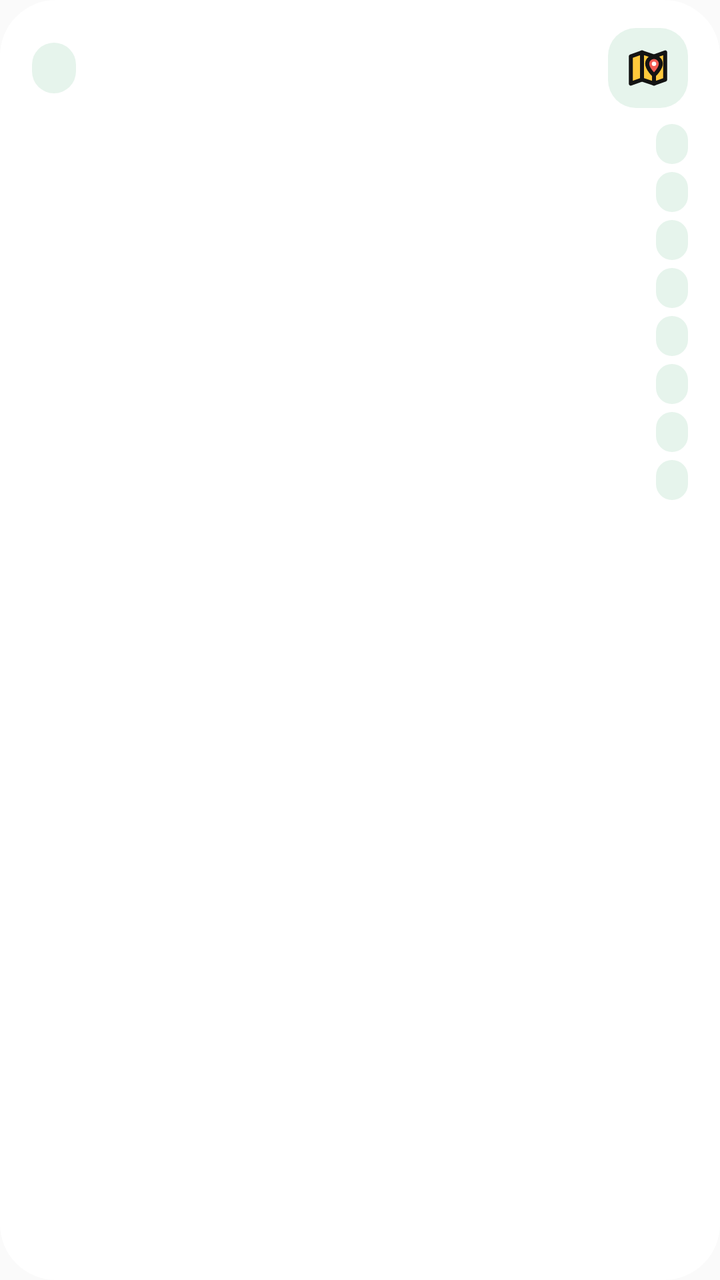
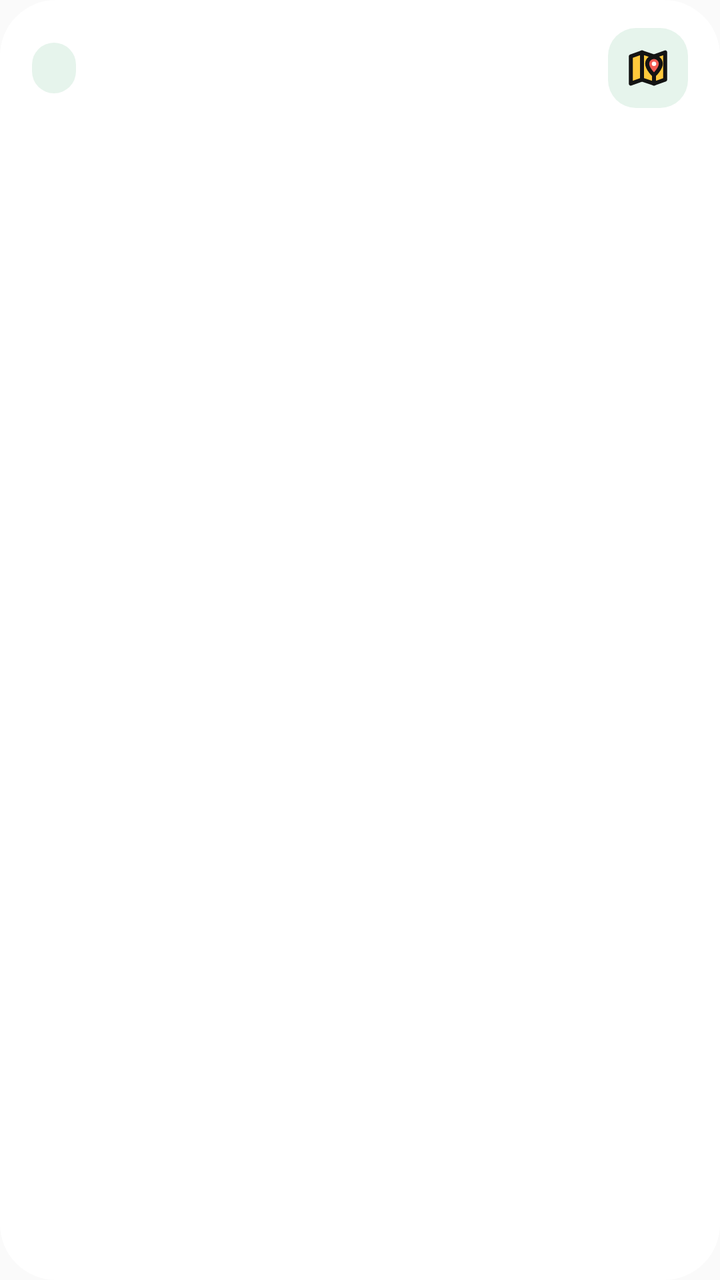

Before-and-after screenshots of an Android layout around one commit, followed by the original layout XML and the change that was made.
<!-- AndroidManifest.xml: application theme AppTheme -->
<!-- res/layout/widget_plan_light.xml -->
<?xml version="1.0" encoding="utf-8"?>
<LinearLayout
    xmlns:android="http://schemas.android.com/apk/res/android"
    android:id="@+id/root"
    android:layout_width="match_parent"
    android:layout_height="match_parent"
    android:background="@drawable/widget_bg_light"
    android:layoutDirection="rtl"
    android:orientation="vertical"
    android:paddingStart="16dp"
    android:paddingEnd="16dp"
    android:paddingTop="14dp"
    android:paddingBottom="14dp">
    <LinearLayout
        android:id="@+id/header"
        android:layout_width="match_parent"
        android:layout_height="wrap_content"
        android:orientation="horizontal"
        android:gravity="center_vertical">
        <FrameLayout
            android:id="@+id/icon_tile"
            android:layout_width="40dp"
            android:layout_height="40dp"
            android:background="@drawable/widget_soft_light">
            <ImageView
                android:id="@+id/icon"
                android:layout_width="24dp"
                android:layout_height="24dp"
                android:src="@drawable/ic_ws_map_light"
                android:importantForAccessibility="no"
                android:layout_gravity="center" />
        </FrameLayout>
        <LinearLayout
            android:layout_width="0dp"
            android:layout_height="wrap_content"
            android:orientation="vertical"
            android:layout_weight="1"
            android:layout_marginStart="10dp">
            <TextView
                android:id="@+id/title"
                android:layout_width="match_parent"
                android:layout_height="wrap_content"
                style="@style/WBold.Title"
                android:textColor="@color/w_text_light" />
            <TextView
                android:id="@+id/subtitle"
                android:layout_width="match_parent"
                android:layout_height="wrap_content"
                style="@style/WText.Muted"
                android:layout_marginTop="3dp"
                android:textColor="@color/w_muted_light" />
        </LinearLayout>
        <TextView
            android:id="@+id/chip"
            android:layout_width="wrap_content"
            android:layout_height="wrap_content"
            style="@style/WBold.Chip"
            android:layout_marginStart="8dp"
            android:textColor="@color/w_accent_light"
            android:background="@drawable/widget_chip_light" />
    </LinearLayout>
    <LinearLayout
        android:id="@+id/list"
        android:layout_width="match_parent"
        android:layout_height="0dp"
        android:orientation="vertical"
        android:layout_weight="1"
        android:layout_marginTop="4dp">
        <LinearLayout
            android:id="@+id/plan_row_1"
            android:layout_width="match_parent"
            android:layout_height="wrap_content"
            android:layout_marginTop="4dp"
            android:gravity="center_vertical"
            android:orientation="horizontal">
            <TextView
                android:id="@+id/plan_time_1"
                android:layout_width="wrap_content"
                android:layout_height="wrap_content"
                style="@style/WBold.Pill"
                android:textColor="@color/w_accent_light"
                android:background="@drawable/widget_chip_light" />
            <ImageView
                android:id="@+id/plan_ring_1"
                android:layout_width="14dp"
                android:layout_height="14dp"
                android:src="@drawable/widget_dot_light"
                android:importantForAccessibility="no"
                android:layout_marginStart="3dp"
                android:layout_marginEnd="3dp"
                android:visibility="gone" />
            <TextView
                android:id="@+id/plan_title_1"
                android:layout_width="0dp"
                android:layout_height="wrap_content"
                style="@style/WText"
                android:layout_weight="1"
                android:layout_marginStart="8dp"
                android:textColor="@color/w_text_light" />
        </LinearLayout>
        <LinearLayout
            android:id="@+id/plan_row_2"
            android:layout_width="match_parent"
            android:layout_height="wrap_content"
            android:layout_marginTop="4dp"
            android:gravity="center_vertical"
            android:orientation="horizontal">
            <TextView
                android:id="@+id/plan_time_2"
                android:layout_width="wrap_content"
                android:layout_height="wrap_content"
                style="@style/WBold.Pill"
                android:textColor="@color/w_accent_light"
                android:background="@drawable/widget_chip_light" />
            <ImageView
                android:id="@+id/plan_ring_2"
                android:layout_width="14dp"
                android:layout_height="14dp"
                android:src="@drawable/widget_dot_light"
                android:importantForAccessibility="no"
                android:layout_marginStart="3dp"
                android:layout_marginEnd="3dp"
                android:visibility="gone" />
            <TextView
                android:id="@+id/plan_title_2"
                android:layout_width="0dp"
                android:layout_height="wrap_content"
                style="@style/WText"
                android:layout_weight="1"
                android:layout_marginStart="8dp"
                android:textColor="@color/w_text_light" />
        </LinearLayout>
        <LinearLayout
            android:id="@+id/plan_row_3"
            android:layout_width="match_parent"
            android:layout_height="wrap_content"
            android:layout_marginTop="4dp"
            android:gravity="center_vertical"
            android:orientation="horizontal">
            <TextView
                android:id="@+id/plan_time_3"
                android:layout_width="wrap_content"
                android:layout_height="wrap_content"
                style="@style/WBold.Pill"
                android:textColor="@color/w_accent_light"
                android:background="@drawable/widget_chip_light" />
            <ImageView
                android:id="@+id/plan_ring_3"
                android:layout_width="14dp"
                android:layout_height="14dp"
                android:src="@drawable/widget_dot_light"
                android:importantForAccessibility="no"
                android:layout_marginStart="3dp"
                android:layout_marginEnd="3dp"
                android:visibility="gone" />
            <TextView
                android:id="@+id/plan_title_3"
                android:layout_width="0dp"
                android:layout_height="wrap_content"
                style="@style/WText"
                android:layout_weight="1"
                android:layout_marginStart="8dp"
                android:textColor="@color/w_text_light" />
        </LinearLayout>
        <LinearLayout
            android:id="@+id/plan_row_4"
            android:layout_width="match_parent"
            android:layout_height="wrap_content"
            android:layout_marginTop="4dp"
            android:gravity="center_vertical"
            android:orientation="horizontal">
            <TextView
                android:id="@+id/plan_time_4"
                android:layout_width="wrap_content"
                android:layout_height="wrap_content"
                style="@style/WBold.Pill"
                android:textColor="@color/w_accent_light"
                android:background="@drawable/widget_chip_light" />
            <ImageView
                android:id="@+id/plan_ring_4"
                android:layout_width="14dp"
                android:layout_height="14dp"
                android:src="@drawable/widget_dot_light"
                android:importantForAccessibility="no"
                android:layout_marginStart="3dp"
                android:layout_marginEnd="3dp"
                android:visibility="gone" />
            <TextView
                android:id="@+id/plan_title_4"
                android:layout_width="0dp"
                android:layout_height="wrap_content"
                style="@style/WText"
                android:layout_weight="1"
                android:layout_marginStart="8dp"
                android:textColor="@color/w_text_light" />
        </LinearLayout>
        <LinearLayout
            android:id="@+id/plan_row_5"
            android:layout_width="match_parent"
            android:layout_height="wrap_content"
            android:layout_marginTop="4dp"
            android:gravity="center_vertical"
            android:orientation="horizontal">
            <TextView
                android:id="@+id/plan_time_5"
                android:layout_width="wrap_content"
                android:layout_height="wrap_content"
                style="@style/WBold.Pill"
                android:textColor="@color/w_accent_light"
                android:background="@drawable/widget_chip_light" />
            <ImageView
                android:id="@+id/plan_ring_5"
                android:layout_width="14dp"
                android:layout_height="14dp"
                android:src="@drawable/widget_dot_light"
                android:importantForAccessibility="no"
                android:layout_marginStart="3dp"
                android:layout_marginEnd="3dp"
                android:visibility="gone" />
            <TextView
                android:id="@+id/plan_title_5"
                android:layout_width="0dp"
                android:layout_height="wrap_content"
                style="@style/WText"
                android:layout_weight="1"
                android:layout_marginStart="8dp"
                android:textColor="@color/w_text_light" />
        </LinearLayout>
        <LinearLayout
            android:id="@+id/plan_row_6"
            android:layout_width="match_parent"
            android:layout_height="wrap_content"
            android:layout_marginTop="4dp"
            android:gravity="center_vertical"
            android:orientation="horizontal">
            <TextView
                android:id="@+id/plan_time_6"
                android:layout_width="wrap_content"
                android:layout_height="wrap_content"
                style="@style/WBold.Pill"
                android:textColor="@color/w_accent_light"
                android:background="@drawable/widget_chip_light" />
            <ImageView
                android:id="@+id/plan_ring_6"
                android:layout_width="14dp"
                android:layout_height="14dp"
                android:src="@drawable/widget_dot_light"
                android:importantForAccessibility="no"
                android:layout_marginStart="3dp"
                android:layout_marginEnd="3dp"
                android:visibility="gone" />
            <TextView
                android:id="@+id/plan_title_6"
                android:layout_width="0dp"
                android:layout_height="wrap_content"
                style="@style/WText"
                android:layout_weight="1"
                android:layout_marginStart="8dp"
                android:textColor="@color/w_text_light" />
        </LinearLayout>
        <LinearLayout
            android:id="@+id/plan_row_7"
            android:layout_width="match_parent"
            android:layout_height="wrap_content"
            android:layout_marginTop="4dp"
            android:gravity="center_vertical"
            android:orientation="horizontal">
            <TextView
                android:id="@+id/plan_time_7"
                android:layout_width="wrap_content"
                android:layout_height="wrap_content"
                style="@style/WBold.Pill"
                android:textColor="@color/w_accent_light"
                android:background="@drawable/widget_chip_light" />
            <ImageView
                android:id="@+id/plan_ring_7"
                android:layout_width="14dp"
                android:layout_height="14dp"
                android:src="@drawable/widget_dot_light"
                android:importantForAccessibility="no"
                android:layout_marginStart="3dp"
                android:layout_marginEnd="3dp"
                android:visibility="gone" />
            <TextView
                android:id="@+id/plan_title_7"
                android:layout_width="0dp"
                android:layout_height="wrap_content"
                style="@style/WText"
                android:layout_weight="1"
                android:layout_marginStart="8dp"
                android:textColor="@color/w_text_light" />
        </LinearLayout>
        <LinearLayout
            android:id="@+id/plan_row_8"
            android:layout_width="match_parent"
            android:layout_height="wrap_content"
            android:layout_marginTop="4dp"
            android:gravity="center_vertical"
            android:orientation="horizontal">
            <TextView
                android:id="@+id/plan_time_8"
                android:layout_width="wrap_content"
                android:layout_height="wrap_content"
                style="@style/WBold.Pill"
                android:textColor="@color/w_accent_light"
                android:background="@drawable/widget_chip_light" />
            <ImageView
                android:id="@+id/plan_ring_8"
                android:layout_width="14dp"
                android:layout_height="14dp"
                android:src="@drawable/widget_dot_light"
                android:importantForAccessibility="no"
                android:layout_marginStart="3dp"
                android:layout_marginEnd="3dp"
                android:visibility="gone" />
            <TextView
                android:id="@+id/plan_title_8"
                android:layout_width="0dp"
                android:layout_height="wrap_content"
                style="@style/WText"
                android:layout_weight="1"
                android:layout_marginStart="8dp"
                android:textColor="@color/w_text_light" />
        </LinearLayout>
        <TextView
            android:id="@+id/plan_more"
            android:layout_width="match_parent"
            android:layout_height="wrap_content"
            style="@style/WText.Muted"
            android:layout_marginTop="8dp"
            android:visibility="gone"
            android:textColor="@color/w_muted_light" />
    </LinearLayout>
</LinearLayout>
<!-- resources referenced by this layout -->
<resources>
  <color name="w_accent_light">#16874A</color>
  <color name="w_muted_light">#5F5F66</color>
  <color name="w_text_light">#141414</color>
  <!-- drawable widget_bg_light (drawable) -->
  <?xml version="1.0" encoding="utf-8"?>
  <shape xmlns:android="http://schemas.android.com/apk/res/android" android:shape="rectangle">
      <solid android:color="@color/w_bg_light" />
      <corners android:radius="28dp" />
  </shape>
  <!-- drawable widget_chip_light (drawable) -->
  <?xml version="1.0" encoding="utf-8"?>
  <shape xmlns:android="http://schemas.android.com/apk/res/android" android:shape="rectangle">
      <solid android:color="@color/w_soft_light" />
      <corners android:radius="999dp" />
  </shape>
  <!-- drawable widget_dot_light (drawable) -->
  <?xml version="1.0" encoding="utf-8"?>
  <shape xmlns:android="http://schemas.android.com/apk/res/android" android:shape="oval">
      <stroke android:width="2dp" android:color="@color/w_dot_light" />
      <size android:width="16dp" android:height="16dp" />
  </shape>
  <!-- drawable widget_soft_light (drawable) -->
  <?xml version="1.0" encoding="utf-8"?>
  <shape xmlns:android="http://schemas.android.com/apk/res/android" android:shape="rectangle">
      <solid android:color="@color/w_soft_light" />
      <corners android:radius="14dp" />
  </shape>
  <style name="WBold.Chip">
          <item name="android:textColor">@color/w_accent</item>
          <item name="android:textSize">13sp</item>
          <item name="android:background">@drawable/widget_chip</item>
          <item name="android:paddingStart">11dp</item>
          <item name="android:paddingEnd">11dp</item>
          <item name="android:paddingTop">5dp</item>
          <item name="android:paddingBottom">5dp</item>
      </style>
  <style name="WBold.Pill">
          <item name="android:textColor">@color/w_accent</item>
          <item name="android:textSize">12sp</item>
          <item name="android:background">@drawable/widget_chip</item>
          <item name="android:paddingStart">8dp</item>
          <item name="android:paddingEnd">8dp</item>
          <item name="android:paddingTop">3dp</item>
          <item name="android:paddingBottom">3dp</item>
      </style>
  <style name="WBold.Title">
          <item name="android:textSize">18sp</item>
      </style>
  <style name="WText" parent="WFontSemi">
          <item name="android:textColor">@color/w_text</item>
          <item name="android:textSize">15sp</item>
          <item name="android:maxLines">1</item>
          <item name="android:ellipsize">end</item>
          <item name="android:textAlignment">viewStart</item>
          <item name="android:includeFontPadding">false</item>
      </style>
  <style name="WText.Muted">
          <item name="android:textColor">@color/w_muted</item>
          <item name="android:textSize">13sp</item>
      </style>
  <style name="AppTheme" parent="Theme.AppCompat.Light.DarkActionBar">
          
          <item name="colorPrimary">@color/colorPrimary</item>
          <item name="colorPrimaryDark">@color/colorPrimaryDark</item>
          <item name="colorAccent">@color/colorAccent</item>
      </style>
  <color name="w_ink_light">#141414</color>
  <color name="w_bg_light">#FFFFFF</color>
  <color name="w_soft_light">#E6F4EC</color>
  <color name="w_dot_light">#A1A1AA</color>
  <color name="w_accent">#16874A</color>
  <!-- drawable widget_chip (drawable) -->
  <?xml version="1.0" encoding="utf-8"?>
  <shape xmlns:android="http://schemas.android.com/apk/res/android" android:shape="rectangle">
      <solid android:color="@color/w_soft" />
      <corners android:radius="999dp" />
  </shape>
  <style name="WFontSemi">
          <item name="android:fontFamily">sans-serif-medium</item>
      </style>
  <color name="w_text">#141414</color>
  <color name="w_muted">#5F5F66</color>
  <color name="w_soft">#E6F4EC</color>
  <!-- unchanged entries left out for length: 1 -->
</resources>

<!-- the commit's change to res/layout/widget_plan_light.xml (unified diff, before → after) -->
@@ -59,276 +59,27 @@
             android:textColor="@color/w_accent_light"
             android:background="@drawable/widget_chip_light" />
     </LinearLayout>
-    <LinearLayout
-        android:id="@+id/list"
+    <FrameLayout
         android:layout_width="match_parent"
         android:layout_height="0dp"
-        android:orientation="vertical"
         android:layout_weight="1"
-        android:layout_marginTop="4dp">
-        <LinearLayout
-            android:id="@+id/plan_row_1"
+        android:layout_marginTop="6dp">
+        <ListView
+            android:id="@+id/list"
             android:layout_width="match_parent"
-            android:layout_height="wrap_content"
-            android:layout_marginTop="4dp"
-            android:gravity="center_vertical"
-            android:orientation="horizontal">
-            <TextView
-                android:id="@+id/plan_time_1"
-                android:layout_width="wrap_content"
-                android:layout_height="wrap_content"
-                style="@style/WBold.Pill"
-                android:textColor="@color/w_accent_light"
-                android:background="@drawable/widget_chip_light" />
-            <ImageView
-                android:id="@+id/plan_ring_1"
-                android:layout_width="14dp"
-                android:layout_height="14dp"
-                android:src="@drawable/widget_dot_light"
-                android:importantForAccessibility="no"
-                android:layout_marginStart="3dp"
-                android:layout_marginEnd="3dp"
-                android:visibility="gone" />
-            <TextView
-                android:id="@+id/plan_title_1"
-                android:layout_width="0dp"
-                android:layout_height="wrap_content"
-                style="@style/WText"
-                android:layout_weight="1"
-                android:layout_marginStart="8dp"
-                android:textColor="@color/w_text_light" />
-        </LinearLayout>
-        <LinearLayout
-            android:id="@+id/plan_row_2"
+            android:layout_height="match_parent"
+            android:divider="@null"
+            android:dividerHeight="0dp"
+            android:scrollbars="none"
+            android:listSelector="@android:color/transparent" />
+        <TextView
+            android:id="@+id/empty"
             android:layout_width="match_parent"
-            android:layout_height="wrap_content"
-            android:layout_marginTop="4dp"
-            android:gravity="center_vertical"
-            android:orientation="horizontal">
-            <TextView
-                android:id="@+id/plan_time_2"
-                android:layout_width="wrap_content"
-                android:layout_height="wrap_content"
-                style="@style/WBold.Pill"
-                android:textColor="@color/w_accent_light"
-                android:background="@drawable/widget_chip_light" />
-            <ImageView
-                android:id="@+id/plan_ring_2"
-                android:layout_width="14dp"
-                android:layout_height="14dp"
-                android:src="@drawable/widget_dot_light"
-                android:importantForAccessibility="no"
-                android:layout_marginStart="3dp"
-                android:layout_marginEnd="3dp"
-                android:visibility="gone" />
-            <TextView
-                android:id="@+id/plan_title_2"
-                android:layout_width="0dp"
-                android:layout_height="wrap_content"
-                style="@style/WText"
-                android:layout_weight="1"
-                android:layout_marginStart="8dp"
-                android:textColor="@color/w_text_light" />
-        </LinearLayout>
-        <LinearLayout
-            android:id="@+id/plan_row_3"
-            android:layout_width="match_parent"
-            android:layout_height="wrap_content"
-            android:layout_marginTop="4dp"
-            android:gravity="center_vertical"
-            android:orientation="horizontal">
-            <TextView
-                android:id="@+id/plan_time_3"
-                android:layout_width="wrap_content"
-                android:layout_height="wrap_content"
-                style="@style/WBold.Pill"
-                android:textColor="@color/w_accent_light"
-                android:background="@drawable/widget_chip_light" />
-            <ImageView
-                android:id="@+id/plan_ring_3"
-                android:layout_width="14dp"
-                android:layout_height="14dp"
-                android:src="@drawable/widget_dot_light"
-                android:importantForAccessibility="no"
-                android:layout_marginStart="3dp"
-                android:layout_marginEnd="3dp"
-                android:visibility="gone" />
-            <TextView
-                android:id="@+id/plan_title_3"
-                android:layout_width="0dp"
-                android:layout_height="wrap_content"
-                style="@style/WText"
-                android:layout_weight="1"
-                android:layout_marginStart="8dp"
-                android:textColor="@color/w_text_light" />
-        </LinearLayout>
-        <LinearLayout
-            android:id="@+id/plan_row_4"
-            android:layout_width="match_parent"
-            android:layout_height="wrap_content"
-            android:layout_marginTop="4dp"
-            android:gravity="center_vertical"
-            android:orientation="horizontal">
-            <TextView
-                android:id="@+id/plan_time_4"
-                android:layout_width="wrap_content"
-                android:layout_height="wrap_content"
-                style="@style/WBold.Pill"
-                android:textColor="@color/w_accent_light"
-                android:background="@drawable/widget_chip_light" />
-            <ImageView
-                android:id="@+id/plan_ring_4"
-                android:layout_width="14dp"
-                android:layout_height="14dp"
-                android:src="@drawable/widget_dot_light"
-                android:importantForAccessibility="no"
-                android:layout_marginStart="3dp"
-                android:layout_marginEnd="3dp"
-                android:visibility="gone" />
-            <TextView
-                android:id="@+id/plan_title_4"
-                android:layout_width="0dp"
-                android:layout_height="wrap_content"
-                style="@style/WText"
-                android:layout_weight="1"
-                android:layout_marginStart="8dp"
-                android:textColor="@color/w_text_light" />
-        </LinearLayout>
-        <LinearLayout
-            android:id="@+id/plan_row_5"
-            android:layout_width="match_parent"
-            android:layout_height="wrap_content"
-            android:layout_marginTop="4dp"
-            android:gravity="center_vertical"
-            android:orientation="horizontal">
-            <TextView
-                android:id="@+id/plan_time_5"
-                android:layout_width="wrap_content"
-                android:layout_height="wrap_content"
-                style="@style/WBold.Pill"
-                android:textColor="@color/w_accent_light"
-                android:background="@drawable/widget_chip_light" />
-            <ImageView
-                android:id="@+id/plan_ring_5"
-                android:layout_width="14dp"
-                android:layout_height="14dp"
-                android:src="@drawable/widget_dot_light"
-                android:importantForAccessibility="no"
-                android:layout_marginStart="3dp"
-                android:layout_marginEnd="3dp"
-                android:visibility="gone" />
-            <TextView
-                android:id="@+id/plan_title_5"
-                android:layout_width="0dp"
-                android:layout_height="wrap_content"
-                style="@style/WText"
-                android:layout_weight="1"
-                android:layout_marginStart="8dp"
-                android:textColor="@color/w_text_light" />
-        </LinearLayout>
-        <LinearLayout
-            android:id="@+id/plan_row_6"
-            android:layout_width="match_parent"
-            android:layout_height="wrap_content"
-            android:layout_marginTop="4dp"
-            android:gravity="center_vertical"
-            android:orientation="horizontal">
-            <TextView
-                android:id="@+id/plan_time_6"
-                android:layout_width="wrap_content"
-                android:layout_height="wrap_content"
-                style="@style/WBold.Pill"
-                android:textColor="@color/w_accent_light"
-                android:background="@drawable/widget_chip_light" />
-            <ImageView
-                android:id="@+id/plan_ring_6"
-                android:layout_width="14dp"
-                android:layout_height="14dp"
-                android:src="@drawable/widget_dot_light"
-                android:importantForAccessibility="no"
-                android:layout_marginStart="3dp"
-                android:layout_marginEnd="3dp"
-                android:visibility="gone" />
-            <TextView
-                android:id="@+id/plan_title_6"
-                android:layout_width="0dp"
-                android:layout_height="wrap_content"
-                style="@style/WText"
-                android:layout_weight="1"
-                android:layout_marginStart="8dp"
-                android:textColor="@color/w_text_light" />
-        </LinearLayout>
-        <LinearLayout
-            android:id="@+id/plan_row_7"
-            android:layout_width="match_parent"
-            android:layout_height="wrap_content"
-            android:layout_marginTop="4dp"
-            android:gravity="center_vertical"
-            android:orientation="horizontal">
-            <TextView
-                android:id="@+id/plan_time_7"
-                android:layout_width="wrap_content"
-                android:layout_height="wrap_content"
-                style="@style/WBold.Pill"
-                android:textColor="@color/w_accent_light"
-                android:background="@drawable/widget_chip_light" />
-            <ImageView
-                android:id="@+id/plan_ring_7"
-                android:layout_width="14dp"
-                android:layout_height="14dp"
-                android:src="@drawable/widget_dot_light"
-                android:importantForAccessibility="no"
-                android:layout_marginStart="3dp"
-                android:layout_marginEnd="3dp"
-                android:visibility="gone" />
-            <TextView
-                android:id="@+id/plan_title_7"
-                android:layout_width="0dp"
-                android:layout_height="wrap_content"
-                style="@style/WText"
-                android:layout_weight="1"
-                android:layout_marginStart="8dp"
-                android:textColor="@color/w_text_light" />
-        </LinearLayout>
-        <LinearLayout
-            android:id="@+id/plan_row_8"
-            android:layout_width="match_parent"
-            android:layout_height="wrap_content"
-            android:layout_marginTop="4dp"
-            android:gravity="center_vertical"
-            android:orientation="horizontal">
-            <TextView
-                android:id="@+id/plan_time_8"
-                android:layout_width="wrap_content"
-                android:layout_height="wrap_content"
-                style="@style/WBold.Pill"
-                android:textColor="@color/w_accent_light"
-                android:background="@drawable/widget_chip_light" />
-            <ImageView
-                android:id="@+id/plan_ring_8"
-                android:layout_width="14dp"
-                android:layout_height="14dp"
-                android:src="@drawable/widget_dot_light"
-                android:importantForAccessibility="no"
-                android:layout_marginStart="3dp"
-                android:layout_marginEnd="3dp"
-                android:visibility="gone" />
-            <TextView
-                android:id="@+id/plan_title_8"
-                android:layout_width="0dp"
-                android:layout_height="wrap_content"
-                style="@style/WText"
-                android:layout_weight="1"
-                android:layout_marginStart="8dp"
-                android:textColor="@color/w_text_light" />
-        </LinearLayout>
-        <TextView
-            android:id="@+id/plan_more"
-            android:layout_width="match_parent"
-            android:layout_height="wrap_content"
+            android:layout_height="match_parent"
             style="@style/WText.Muted"
-            android:layout_marginTop="8dp"
+            android:gravity="center"
+            android:textSize="15sp"
             android:visibility="gone"
             android:textColor="@color/w_muted_light" />
-    </LinearLayout>
+    </FrameLayout>
 </LinearLayout>
<!-- resource entries referenced after the edit -->
@@ -15,12 +15,6 @@
       <solid android:color="@color/w_soft_light" />
       <corners android:radius="999dp" />
   </shape>
-  <!-- drawable widget_dot_light (drawable) -->
-  <?xml version="1.0" encoding="utf-8"?>
-  <shape xmlns:android="http://schemas.android.com/apk/res/android" android:shape="oval">
-      <stroke android:width="2dp" android:color="@color/w_dot_light" />
-      <size android:width="16dp" android:height="16dp" />
-  </shape>
   <!-- drawable widget_soft_light (drawable) -->
   <?xml version="1.0" encoding="utf-8"?>
   <shape xmlns:android="http://schemas.android.com/apk/res/android" android:shape="rectangle">
@@ -36,25 +30,8 @@
           <item name="android:paddingTop">5dp</item>
           <item name="android:paddingBottom">5dp</item>
       </style>
-  <style name="WBold.Pill">
-          <item name="android:textColor">@color/w_accent</item>
-          <item name="android:textSize">12sp</item>
-          <item name="android:background">@drawable/widget_chip</item>
-          <item name="android:paddingStart">8dp</item>
-          <item name="android:paddingEnd">8dp</item>
-          <item name="android:paddingTop">3dp</item>
-          <item name="android:paddingBottom">3dp</item>
-      </style>
   <style name="WBold.Title">
           <item name="android:textSize">18sp</item>
-      </style>
-  <style name="WText" parent="WFontSemi">
-          <item name="android:textColor">@color/w_text</item>
-          <item name="android:textSize">15sp</item>
-          <item name="android:maxLines">1</item>
-          <item name="android:ellipsize">end</item>
-          <item name="android:textAlignment">viewStart</item>
-          <item name="android:includeFontPadding">false</item>
       </style>
   <style name="WText.Muted">
           <item name="android:textColor">@color/w_muted</item>
@@ -69,7 +46,6 @@
   <color name="w_ink_light">#141414</color>
   <color name="w_bg_light">#FFFFFF</color>
   <color name="w_soft_light">#E6F4EC</color>
-  <color name="w_dot_light">#A1A1AA</color>
   <color name="w_accent">#16874A</color>
   <!-- drawable widget_chip (drawable) -->
   <?xml version="1.0" encoding="utf-8"?>
@@ -77,10 +53,6 @@
       <solid android:color="@color/w_soft" />
       <corners android:radius="999dp" />
   </shape>
-  <style name="WFontSemi">
-          <item name="android:fontFamily">sans-serif-medium</item>
-      </style>
-  <color name="w_text">#141414</color>
   <color name="w_muted">#5F5F66</color>
   <color name="w_soft">#E6F4EC</color>
   <!-- unchanged entries left out for length: 1 -->
